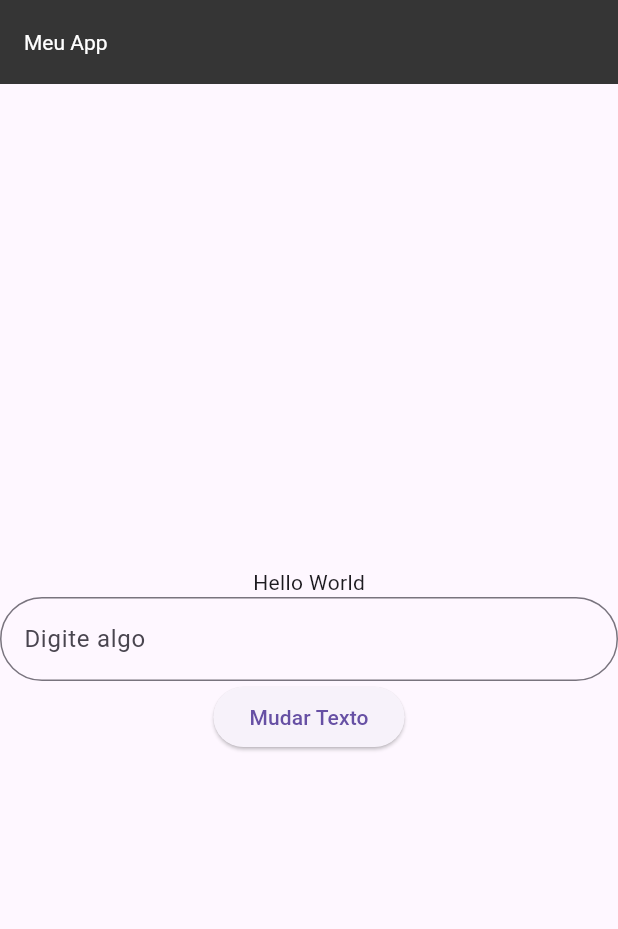
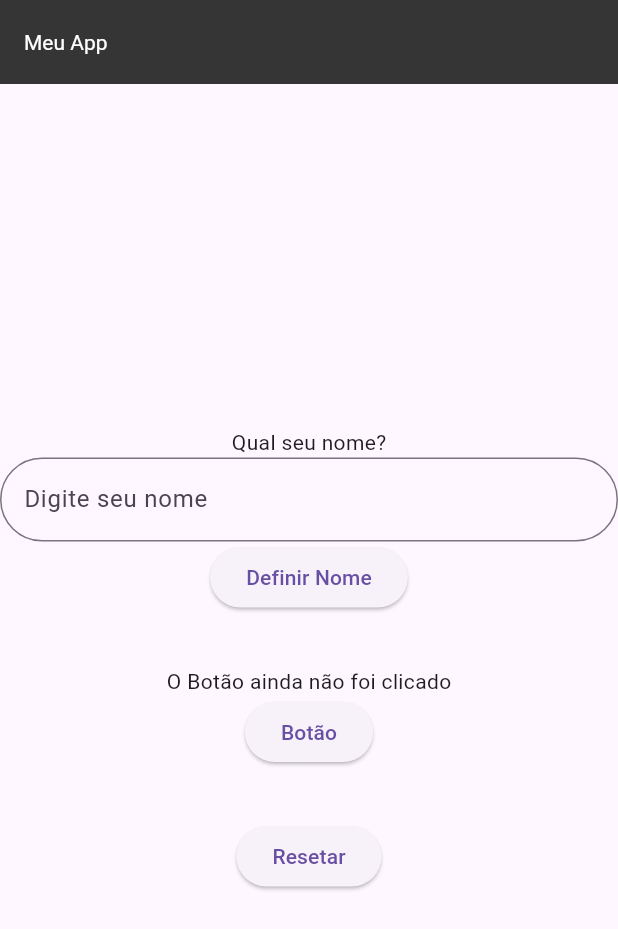
Before and after one commit to matheus20420/Mobile, a Flutter app: the screen it shows after launch, on a phone screen of 412 x 824 dp. Shown: the top 929 px of the screen. Run offline on Flutter 3.47's test engine with Material 3 defaults, Android fonts, the phone set to English and light mode, and no system bars.

Commit message:
ultima att

```diff
--- a/meu_app/lib/main.dart
+++ b/meu_app/lib/main.dart
@@ -28,7 +28,8 @@ class PaginaInicial extends StatefulWidget {
 }
 
 class _PaginaInicialState extends State<PaginaInicial> {
-  String texto = "Hello World";
+  String texto = "O Botão ainda não foi clicado";
+  String nome = "Qual seu nome?";
   int contador = 0;
   final TextEditingController _textEditingController = TextEditingController();
 
@@ -40,30 +41,71 @@ class _PaginaInicialState extends State<PaginaInicial> {
       child: Column(
         mainAxisAlignment: MainAxisAlignment.center,
         children: [
-          Text(texto),
+          Text(nome),
 
           TextField(
             controller: _textEditingController,
             decoration: InputDecoration(
               border: OutlineInputBorder(borderRadius: BorderRadius.all(Radius.circular(35))),
-              labelText: "Digite algo",
+              labelText: "Digite seu nome",
             ),
           ),
 
           ElevatedButton(
-            child: Text("Mudar Texto"),
+            child: Text("Definir Nome"),
             onPressed: () {
               setState(() {
-                ++contador;
-                if (contador > 1) {
-                  texto = "Hello World (o botão foi clicado $contador vezes";
-                } else {
-                  texto = "Hello World (o botão foi clicado $contador vez";
+                if (_textEditingController.text.isEmpty) {
+                  nome = "Olá, Indigente!";
+                }else {
+                  nome = "Olá, ${_textEditingController.text}!";
                 }
               });
             },
           ),
 
+
+
+
+
+          SizedBox(height: 35),
+
+
+
+
+
+
+          Text(texto),
+
+          ElevatedButton(
+            child:
+            Text("Botão"),
+            onPressed: () {
+              setState(() {
+                ++contador;
+                if (contador > 1) {
+                  texto = "O botão foi clicado $contador vezes";
+                } else {
+                  texto = "O botão foi clicado $contador vez";
+                }
+              });
+            },
+          ),
+
+
+          SizedBox(height: 35),
+
+          ElevatedButton(
+            child: Text("Resetar"),
+            onPressed: () {
+              setState(() {
+                contador = 0;
+                texto = "O Botão ainda não foi clicado";
+                nome = "Qual seu nome?";
+                _textEditingController.clear();
+              });
+            },
+          )
         ],
       ),
     );
```
